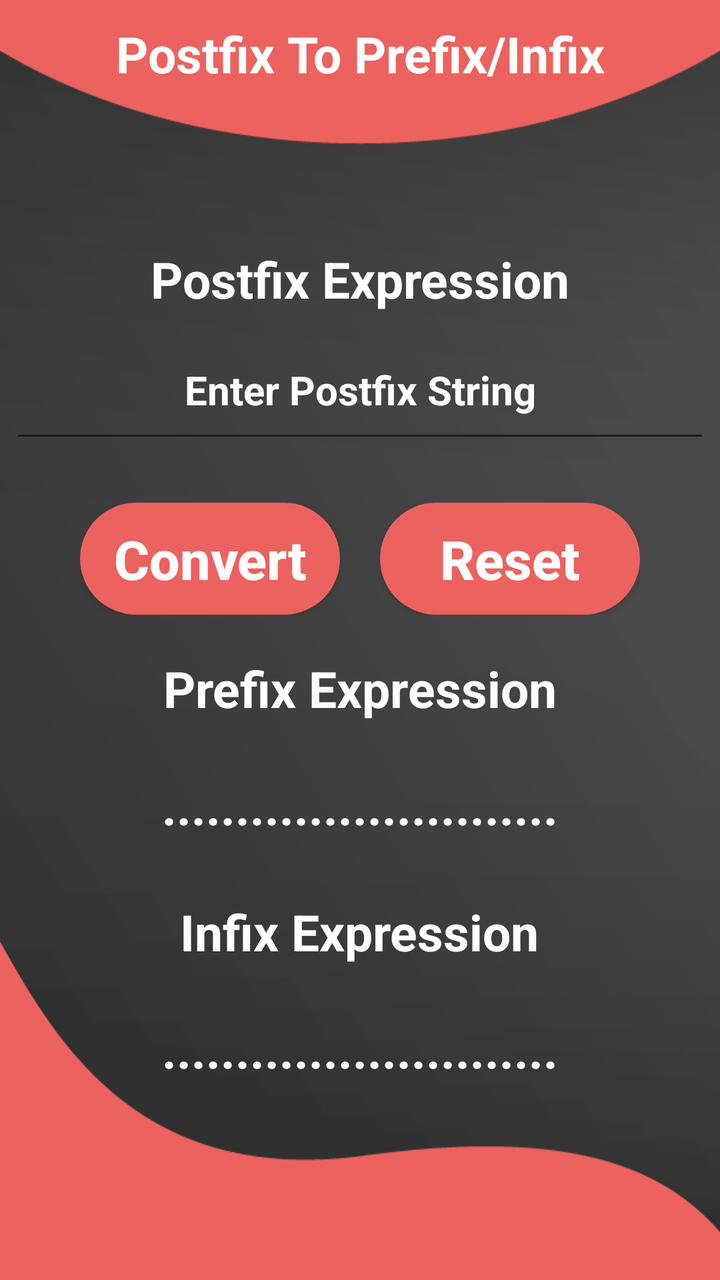
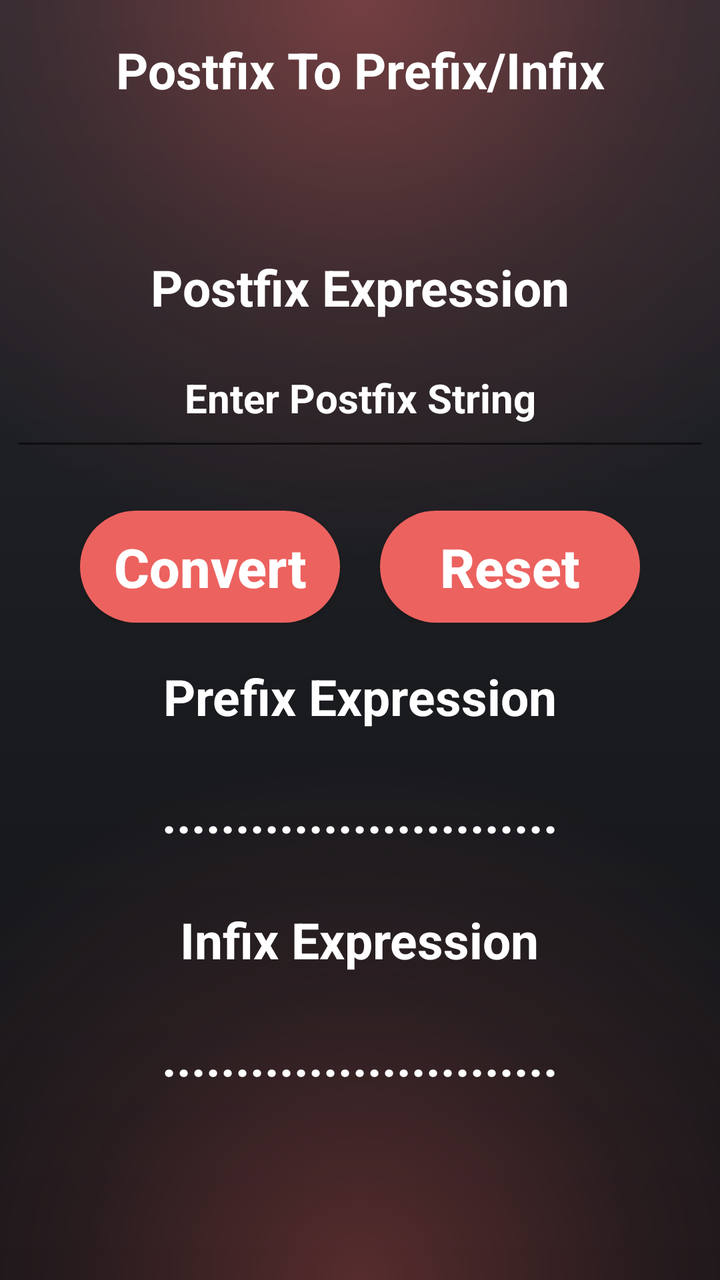

The first picture is an Android layout as it rendered before a commit; the second is the same layout after the commit. The layout source and the unified diff follow.
<!-- AndroidManifest.xml: application theme AppTheme -->
<!-- res/layout/activity_postfix_to_other.xml -->
<?xml version="1.0" encoding="utf-8"?>
<LinearLayout xmlns:android="http://schemas.android.com/apk/res/android"
    xmlns:tools="http://schemas.android.com/tools"
    android:layout_width="match_parent"
    android:layout_height="match_parent"
    android:orientation="vertical"
    android:background="@drawable/background_2"
    android:padding="5dp"
    android:gravity="center_horizontal"
    tools:context=".postfixToOther">
    <TextView
        android:layout_width="match_parent"
        android:layout_height="wrap_content"
        android:text="@string/postfix_to_other_button"
        android:gravity="center_horizontal"
        android:textColor="#ffffff"
        android:padding="5dp"
        android:textStyle="bold"
        android:textSize="25sp"/>
    <LinearLayout
        android:layout_width="match_parent"
        android:gravity="center"
        android:layout_height="match_parent">
        <ScrollView
            android:layout_width="match_parent"
            android:layout_height="wrap_content"
            tools:ignore="UselessParent">
            <LinearLayout
                android:layout_width="match_parent"
                android:layout_height="wrap_content"
                android:orientation="vertical"
                android:gravity="center">
                <TextView
                    android:layout_width="wrap_content"
                    android:layout_height="wrap_content"
                    android:text="@string/postfix"
                    android:textStyle="bold"
                    android:textSize="25sp"
                    android:textColor="#ffffff"
                    android:padding="5dp"
                    android:layout_marginBottom="15dp"/>
                <EditText
                    android:id="@+id/postfix_input"
                    android:layout_width="match_parent"
                    android:layout_height="50dp"
                    android:textColorHint="#ffffff"
                    android:textColor="#ffffff"
                    android:hint="@string/postfix_input"
                    android:gravity="center_horizontal"
                    android:textCursorDrawable="@null"
                    android:inputType="text"
                    android:padding="5dp"
                    android:layout_marginBottom="15dp"
                    android:digits="0123456789QWERTYUIOPLKJHGFDSAZXCVBNMqwertyuioplkjhgfdsazxcvbnm()+-*/^$%"
                    android:textSize="20sp"
                    android:textStyle="bold"
                    android:autofillHints="no"
                    tools:ignore="VisualLintTextFieldSize" />
                <LinearLayout
                    android:layout_width="wrap_content"
                    android:layout_height="wrap_content"
                    android:layout_marginTop="10dp"
                    android:layout_marginBottom="15dp"
                    android:orientation="horizontal">

                    <Button
                        android:id="@+id/button_convert"
                        android:layout_width="130dp"
                        android:layout_height="wrap_content"
                        android:layout_marginEnd="20dp"
                        android:background="@drawable/button_1"
                        android:padding="10dp"
                        android:text="@string/convert_button"
                        android:textAllCaps="false"
                        android:textColor="#ffffff"
                        android:textSize="27sp"
                        android:textStyle="bold"
                        tools:ignore="ButtonStyle,TextSizeCheck" />
                    <Button
                        android:id="@+id/button_reset"
                        android:layout_width="130dp"
                        android:layout_height="wrap_content"
                        android:text="@string/reset_button"
                        android:background="@drawable/button_1"
                        android:padding="10dp"
                        android:textAllCaps="false"
                        android:textColor="#ffffff"
                        android:textSize="27sp"
                        android:textStyle="bold"
                        tools:ignore="ButtonStyle" />
                </LinearLayout>
                <TextView
                    android:layout_width="wrap_content"
                    android:layout_height="wrap_content"
                    android:text="@string/prefix"
                    android:textSize="25sp"
                    android:textStyle="bold"
                    android:textColor="#ffffff"
                    android:padding="5dp"
                    android:layout_marginBottom="15dp"/>

                <TextView
                    android:id="@+id/prefix_output"
                    android:layout_width="wrap_content"
                    android:layout_height="wrap_content"
                    android:layout_marginBottom="15dp"
                    android:minHeight="48dp"
                    android:padding="5dp"
                    android:text="@string/dot_line"
                    android:textColor="#ffffff"
                    android:textIsSelectable="true"
                    android:textSize="25sp"
                    android:textStyle="bold"
                    tools:ignore="DuplicateSpeakableTextCheck" />
                <Button
                    android:layout_width="wrap_content"
                    android:layout_height="wrap_content"
                    android:text="@string/step_by_step_solution"
                    android:textStyle="bold"
                    android:textSize="17sp"
                    android:visibility="gone"
                    android:background="@drawable/button_2"
                    tools:ignore="ButtonStyle"
                    android:textAllCaps="false"
                    android:layout_marginBottom="15dp"
                    android:padding="5dp"
                    android:id="@+id/prefix_sbss"/>
                <TextView
                    android:layout_width="wrap_content"
                    android:layout_height="wrap_content"
                    android:text="@string/infix"
                    android:textColor="#ffffff"
                    android:textSize="25sp"
                    android:textStyle="bold"
                    android:padding="5dp"
                    android:layout_marginBottom="15dp"/>

                <TextView
                    android:id="@+id/infix_output"
                    android:layout_width="wrap_content"
                    android:layout_height="wrap_content"
                    android:layout_marginBottom="15dp"
                    android:minHeight="48dp"
                    android:padding="5dp"
                    android:text="@string/dot_line"
                    android:textColor="#ffffff"
                    android:textIsSelectable="true"
                    android:textSize="25sp"
                    android:textStyle="bold" />
                <Button
                    android:layout_width="wrap_content"
                    android:layout_height="wrap_content"
                    android:text="@string/step_by_step_solution"
                    android:textStyle="bold"
                    android:textSize="17sp"
                    android:visibility="gone"
                    android:background="@drawable/button_2"
                    tools:ignore="ButtonStyle"
                    android:textAllCaps="false"
                    android:padding="5dp"
                    android:id="@+id/infix_sbss"/>
            </LinearLayout>
        </ScrollView>
    </LinearLayout>
</LinearLayout>
<!-- resources referenced by this layout -->
<resources>
  <!-- drawable background_2: png bitmap (drawable-v24, 13608 bytes) -->
  <!-- drawable button_1 (drawable) -->
  <?xml version="1.0" encoding="utf-8"?>
  <shape xmlns:android="http://schemas.android.com/apk/res/android" android:shape="rectangle">
      <solid android:color="#ec625f"/>
      <corners android:radius="40dp">
  
      </corners>
  
  </shape>
  <!-- drawable button_2 (drawable) -->
  <?xml version="1.0" encoding="utf-8"?>
  <shape xmlns:android="http://schemas.android.com/apk/res/android" android:shape="rectangle">
      <solid android:color="#ec625f"/>
  
  </shape>
  <string name="convert_button">Convert</string>
  <string name="dot_line">...........................</string>
  <string name="infix">Infix Expression</string>
  <string name="postfix">Postfix Expression</string>
  <string name="postfix_input">Enter Postfix String</string>
  <string name="postfix_to_other_button">Postfix To Prefix/Infix</string>
  <string name="prefix">Prefix Expression</string>
  <string name="reset_button">Reset</string>
  <string name="step_by_step_solution">Step By Step Solution</string>
  <style name="AppTheme" parent="Theme.AppCompat.Light.NoActionBar">
          <item name="colorPrimary">@color/colorPrimary</item>
          <item name="colorPrimaryDark">#EC625F</item>
          <item name="colorAccent">@color/colorAccent</item>
      </style>
  <color name="colorPrimary">#6200EE</color>
  <color name="colorAccent">#03DAC5</color>
</resources>

<!-- the commit's change to res/layout/activity_postfix_to_other.xml (unified diff, before → after) -->
@@ -1,16 +1,19 @@
 <?xml version="1.0" encoding="utf-8"?>
 <LinearLayout xmlns:android="http://schemas.android.com/apk/res/android"
     xmlns:tools="http://schemas.android.com/tools"
+    android:id="@+id/postfix_layout"
     android:layout_width="match_parent"
     android:layout_height="match_parent"
     android:orientation="vertical"
     android:background="@drawable/background_2"
     android:padding="5dp"
     android:gravity="center_horizontal"
+    android:fitsSystemWindows="true"
     tools:context=".postfixToOther">
     <TextView
         android:layout_width="match_parent"
         android:layout_height="wrap_content"
+        android:layout_marginTop="8dp"
         android:text="@string/postfix_to_other_button"
         android:gravity="center_horizontal"
         android:textColor="#ffffff"
<!-- resource entries referenced after the edit -->
@@ -1,6 +1,60 @@
 <!-- resources referenced by this layout -->
 <resources>
-  <!-- drawable background_2: png bitmap (drawable-v24, 13608 bytes) -->
+  <!-- drawable background_2 (drawable) -->
+  <?xml version="1.0" encoding="utf-8"?>
+  <vector xmlns:android="http://schemas.android.com/apk/res/android"
+      xmlns:aapt="http://schemas.android.com/aapt"
+      android:width="360dp"
+      android:height="640dp"
+      android:viewportWidth="360"
+      android:viewportHeight="640">
+  
+      
+      <path android:pathData="M0,0h360v640h-360z">
+          <aapt:attr name="android:fillColor">
+              <gradient
+                  android:startX="180"
+                  android:startY="0"
+                  android:endX="180"
+                  android:endY="640"
+                  android:type="linear">
+                  <item android:color="#25272D" android:offset="0.0" />
+                  <item android:color="#1B1C20" android:offset="0.5" />
+                  <item android:color="#121316" android:offset="1.0" />
+              </gradient>
+          </aapt:attr>
+      </path>
+  
+      
+      <path android:pathData="M0,0h360v360h-360z">
+          <aapt:attr name="android:fillColor">
+              <gradient
+                  android:centerX="180"
+                  android:centerY="0"
+                  android:gradientRadius="280"
+                  android:type="radial">
+                  <item android:color="#66EC625F" android:offset="0.0" />
+                  <item android:color="#20EC625F" android:offset="0.55" />
+                  <item android:color="#00EC625F" android:offset="1.0" />
+              </gradient>
+          </aapt:attr>
+      </path>
+  
+      
+      <path android:pathData="M0,320h360v320h-360z">
+          <aapt:attr name="android:fillColor">
+              <gradient
+                  android:centerX="180"
+                  android:centerY="640"
+                  android:gradientRadius="260"
+                  android:type="radial">
+                  <item android:color="#50EC625F" android:offset="0.0" />
+                  <item android:color="#18EC625F" android:offset="0.55" />
+                  <item android:color="#00EC625F" android:offset="1.0" />
+              </gradient>
+          </aapt:attr>
+      </path>
+  </vector>
   <!-- drawable button_1 (drawable) -->
   <?xml version="1.0" encoding="utf-8"?>
   <shape xmlns:android="http://schemas.android.com/apk/res/android" android:shape="rectangle">
